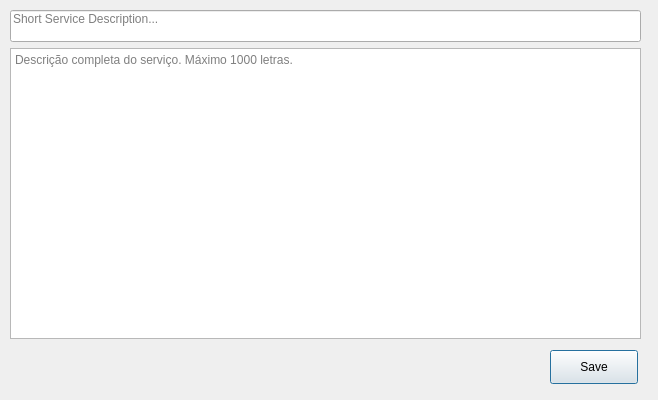
Old version of the form Service_Update_Description.ui in the repository bedi1982/Oficina.
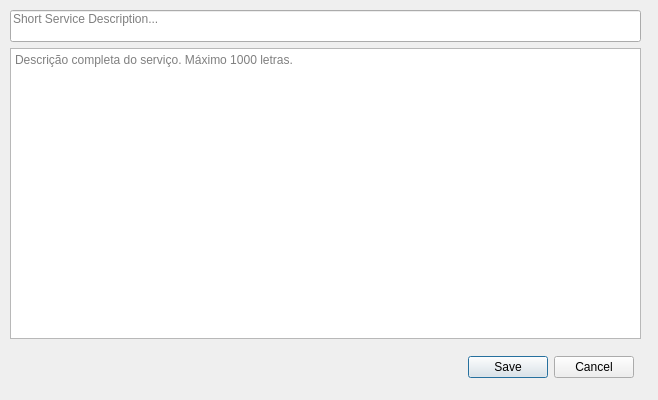
New version of the form.

Commit message:
Changed the button type on all forms from QPushButton's -> QDialogButtonBox
Removed images from c++ src code and mapped them directly in the form

Improved search results when returning to the main window form from a
modal window

Improved forms, alignment, images, texts

The edit to the form file:
```diff
--- a/Service_Update_Description.ui
+++ b/Service_Update_Description.ui
@@ -25,19 +25,6 @@
   <property name="windowTitle">
    <string>Atualizando Descrição de Serviço</string>
   </property>
-  <widget class="QPushButton" name="btn_Save">
-   <property name="geometry">
-    <rect>
-     <x>550</x>
-     <y>350</y>
-     <width>88</width>
-     <height>34</height>
-    </rect>
-   </property>
-   <property name="text">
-    <string>Save</string>
-   </property>
-  </widget>
   <widget class="QTextEdit" name="txt_Full_Description">
    <property name="enabled">
     <bool>true</bool>
@@ -92,6 +79,19 @@
     <string>Short Service Description...</string>
    </property>
   </widget>
+  <widget class="QDialogButtonBox" name="buttonBox">
+   <property name="geometry">
+    <rect>
+     <x>460</x>
+     <y>350</y>
+     <width>174</width>
+     <height>34</height>
+    </rect>
+   </property>
+   <property name="standardButtons">
+    <set>QDialogButtonBox::Cancel|QDialogButtonBox::Save</set>
+   </property>
+  </widget>
  </widget>
  <tabstops>
   <tabstop>line_Short_Description</tabstop>
```
Left out of the diff: 1 changed line with no effect on the pictures. The commit also changes 41 other files.
